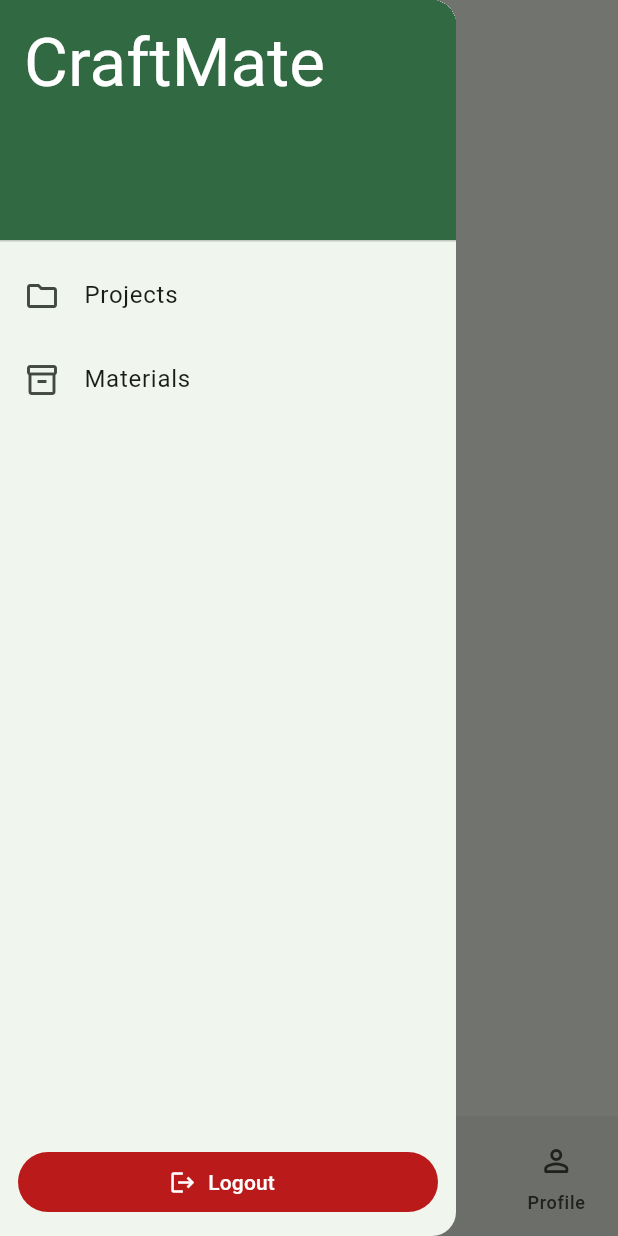
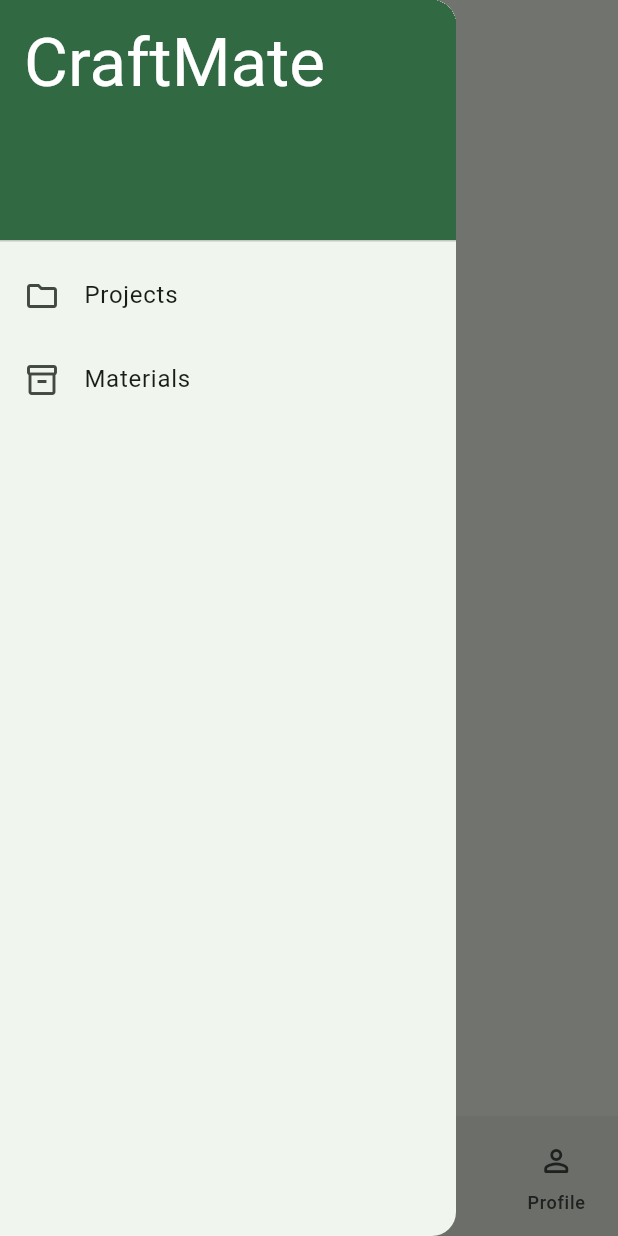
Before and after one commit to dawnj26/craftmate_client, a Flutter app: the DashboardScreen screen opened directly, item 2 of the bottom bar chosen, with the side drawer open, on a phone screen of 412 x 824 dp. Run offline on Flutter 3.47's test engine with Material 3 defaults, Android fonts, the phone set to English and light mode, and no system bars; our stand-ins replace bloc, bloc_concurrency, connectivity_plus, dio, dropdown_search, email_validator and 17 more; missing offline and left inert: flutter_quill, flutter_quill_extensions, flutter_web_auth_2; accounts and stored records are empty.

Commit message:
remove logout button

```diff
--- a/lib/dashboard/view/screens/dashboard_screen.dart
+++ b/lib/dashboard/view/screens/dashboard_screen.dart
@@ -1,11 +1,9 @@
-import 'package:craftmate_client/auth/bloc/auth_bloc.dart';
 import 'package:craftmate_client/dashboard/home/view/home_page.dart';
 import 'package:craftmate_client/dashboard/profile/view/profile_page.dart';
 import 'package:craftmate_client/dashboard/search/search_page.dart';
 import 'package:craftmate_client/material_inventory/user_materials/views/user_materials_page.dart';
 import 'package:craftmate_client/project_management/user_projects/view/user_projects_page.dart';
 import 'package:flutter/material.dart';
-import 'package:flutter_bloc/flutter_bloc.dart';
 
 class DashboardScreen extends StatefulWidget {
   const DashboardScreen({super.key});
@@ -90,21 +88,6 @@ class _DashboardScreenState extends State<DashboardScreen> {
                 Navigator.of(context).push(UserMaterialsPage.route());
               },
             ),
-            const Spacer(),
-            Padding(
-              padding: const EdgeInsets.all(12.0),
-              child: FilledButton.icon(
-                onPressed: () {
-                  context.read<AuthBloc>().add(AuthLogoutRequest());
-                },
-                icon: const Icon(Icons.logout),
-                label: const Text('Logout'),
-                style: FilledButton.styleFrom(
-                  backgroundColor: colorScheme.error,
-                  foregroundColor: colorScheme.onError,
-                ),
-              ),
-            ),
           ],
         ),
       ),
```
